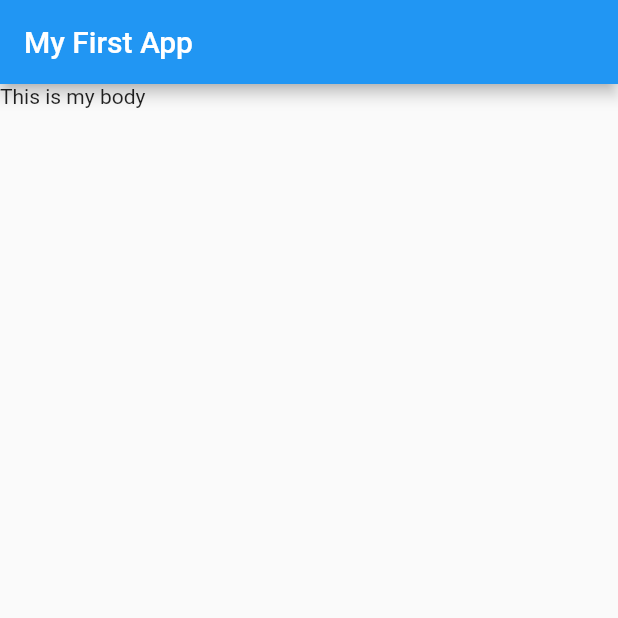
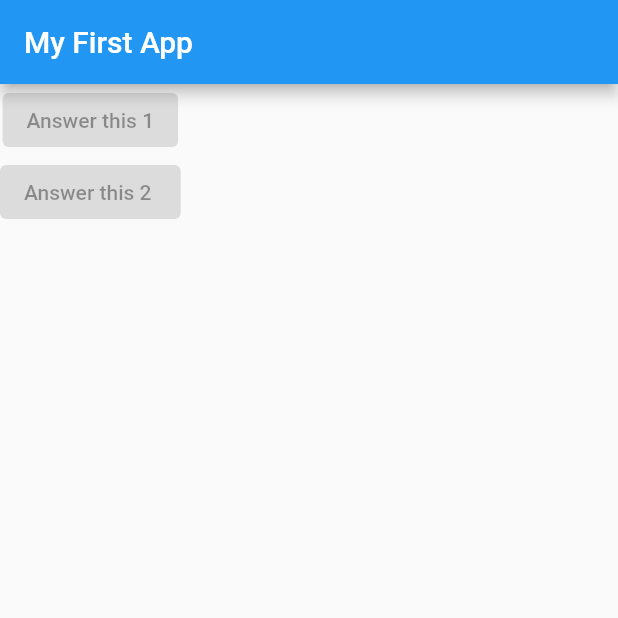
Before and after one commit to Naggayi-Daphne-Pearl/flutter-, a Flutter app: the screen it shows after launch, on a phone screen of 412 x 824 dp, the top half of it. Run offline on Flutter 3.47's test engine with Material 2 defaults, Android fonts, the phone set to English and light mode, and no system bars.

Commit message:
Add Elevated Button

```diff
--- a/lib/main.dart
+++ b/lib/main.dart
@@ -11,14 +11,24 @@ void main() => runApp(MyApp());
 build() method, it returns a MaterialApp widget, which is a widget that sets up the basic structure and design of a Material Design app.
  we use the @override annotation to indicate that we are overriding the build() method from the StatelessWidget class.*/
 class MyApp extends StatelessWidget {
+  void answerQuestions() {
+    print('Answered question');
+  }
+
   @override
   Widget build(BuildContext context) {
+    var questions = ['What is your favorite color', 'What is your name'];
     return MaterialApp(
       home: Scaffold(
         appBar: AppBar(
           title: Text('My First App'),
         ),
-        body: Text('This is my body'),
+        body: Column(
+          children: [
+            ElevatedButton(onPressed: null, child: Text('Answer this 1')),
+            ElevatedButton(onPressed: null, child: Text('Answer this 2 ')),
+          ],
+        ),
       ),
     );
   }
```
